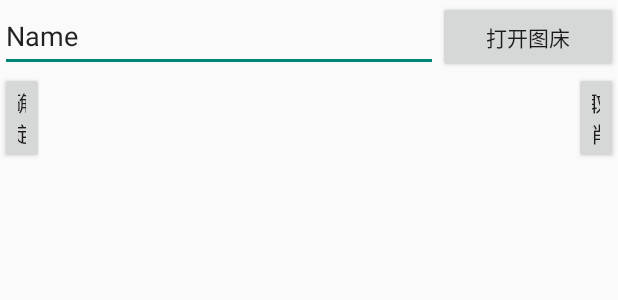
After one commit to upwon/MyAndroidNotepad, an Android app: the layout dialog_layout.xml on its own in the app's theme, with its tools: preview values and no code run, on a phone screen of 412 x 824 dp. The commit adds this screen. Shown: the top 300 px of the screen. Run offline under Robolectric (Android 15) with nearby library versions, the phone set to English and light mode, and no system bars.

Commit message:
增加弹窗用于选择直接粘贴图片URL还是打开图床上传界面

```diff
--- /dev/null
+++ b/app/src/main/res/layout/dialog_layout.xml
@@ -0,0 +1,70 @@
+<?xml version="1.0" encoding="utf-8"?>
+<LinearLayout xmlns:android="http://schemas.android.com/apk/res/android"
+    xmlns:tools="http://schemas.android.com/tools"
+    android:layout_width="match_parent"
+    android:layout_height="match_parent"
+    android:orientation="vertical">
+
+
+    <LinearLayout
+        android:layout_width="match_parent"
+        android:layout_height="wrap_content"
+        android:orientation="horizontal">
+
+        <EditText
+            android:id="@+id/editTextPictureURL"
+            android:layout_width="wrap_content"
+            android:layout_height="wrap_content"
+            android:layout_weight="1"
+            android:ems="10"
+            android:hint="请输入网络图片URL"
+            android:inputType="textPersonName"
+            android:text="Name"
+
+            />
+
+
+        <Button
+            android:id="@+id/open_picture_bed_activity"
+            android:layout_width="120dp"
+            android:layout_height="wrap_content"
+            android:text="打开图床"
+
+            />
+    </LinearLayout>
+
+
+    <LinearLayout
+        android:layout_width="wrap_content"
+        android:layout_height="wrap_content"
+        android:orientation="horizontal">
+
+        <Button
+            android:id="@+id/button_confirmUpload"
+            android:layout_width="0dp"
+            android:layout_height="wrap_content"
+            android:layout_weight="1.0"
+            android:text="确定"
+
+            />
+
+        <View
+            android:layout_width="0dp"
+            android:layout_height="0dp"
+            android:layout_weight="1.0"
+            android:visibility="invisible" />
+
+        <Button
+            android:id="@+id/button_cancelOperation"
+            android:layout_width="0dp"
+            android:layout_height="wrap_content"
+            android:layout_weight="1.0"
+            android:text="取消"
+
+            />
+
+
+    </LinearLayout>
+
+
+</LinearLayout>
--- /dev/null
+++ b/app/src/main/res/values-night/styles.xml
@@ -0,0 +1,5 @@
+<?xml version="1.0" encoding="utf-8"?>
+<resources>
+
+    <style name="NormalDialogStyle"></style>
+</resources>
--- a/build.gradle
+++ b/build.gradle
@@ -3,6 +3,7 @@ buildscript {
     repositories {
         google()
         mavenCentral()
+        maven { url "https://jitpack.io" }
     }
     dependencies {
         classpath 'com.android.tools.build:gradle:7.0.2'
--- a/settings.gradle
+++ b/settings.gradle
@@ -4,6 +4,7 @@ dependencyResolutionManagement {
         google()
         mavenCentral()
         jcenter() // Warning: this repository is going to shut down soon
+        maven { url "https://jitpack.io" }
     }
 }
 rootProject.name = "MyAndroidNotes"
```
Also changed, not shown: app/build.gradle (+8 -0 lines), app/src/main/java/com/example/myandroidnotes/AddActivity.java (+89 -13 lines), app/src/main/java/com/example/myandroidnotes/MainActivity.java (+12 -12 lines), app/src/main/java/com/example/myandroidnotes/adapter/MyAdapter.java (+72 -37 lines), app/src/main/java/com/example/myandroidnotes/util/ItemTouchHelperCallback.java (+44 -11 lines), app/src/main/res/values/styles.xml (added, +31 -0 lines).
